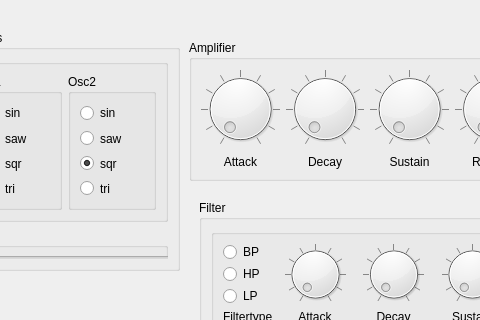
This is src/mainwindow.ui in rluedek/qt-port-synth as Qt 5 draws it before an edit; both pictures show x 301 to 781 and y 0 to 320 of the 929 by 526 pixel window. The edited form follows.
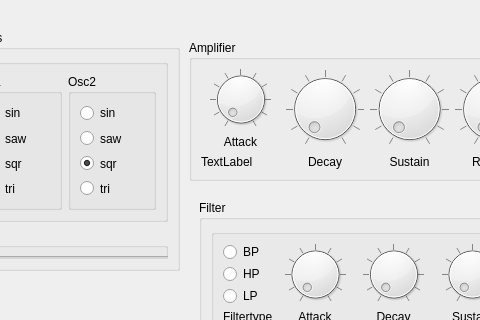
This is the edited form.

Diff of the .ui file:
```diff
--- a/src/mainwindow.ui
+++ b/src/mainwindow.ui
@@ -321,6 +321,13 @@
          </property>
         </widget>
        </item>
+       <item>
+        <widget class="QLabel" name="VolumeAttackKnobValue">
+         <property name="text">
+          <string>TextLabel</string>
+         </property>
+        </widget>
+       </item>
       </layout>
      </item>
      <item>
```
